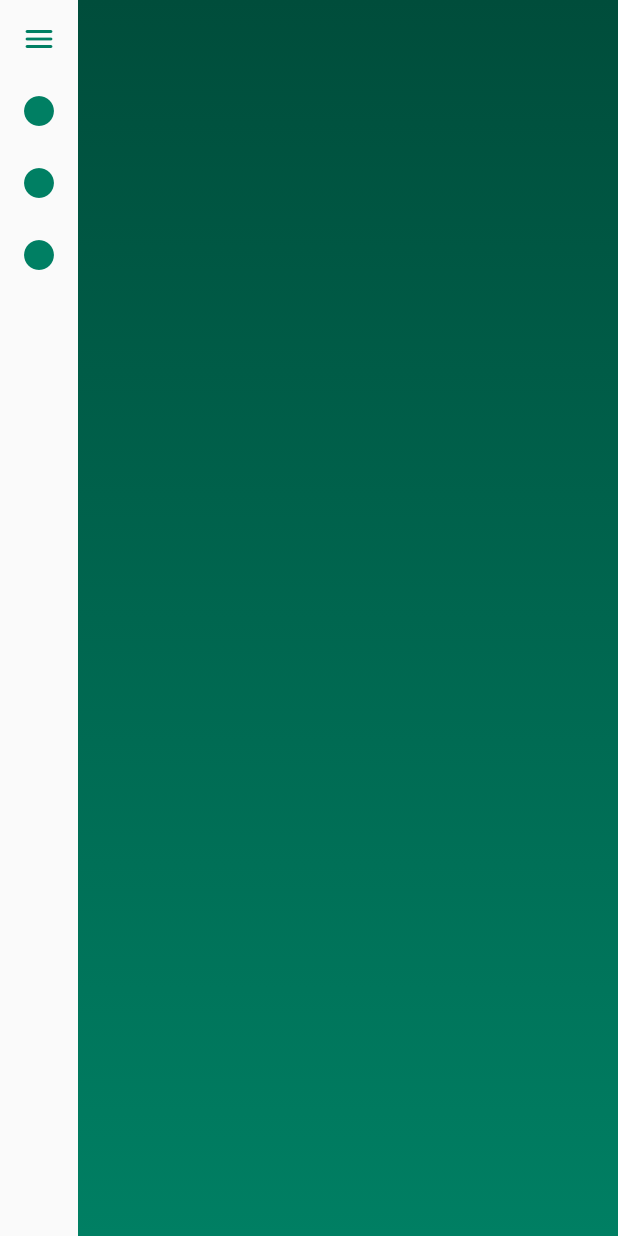
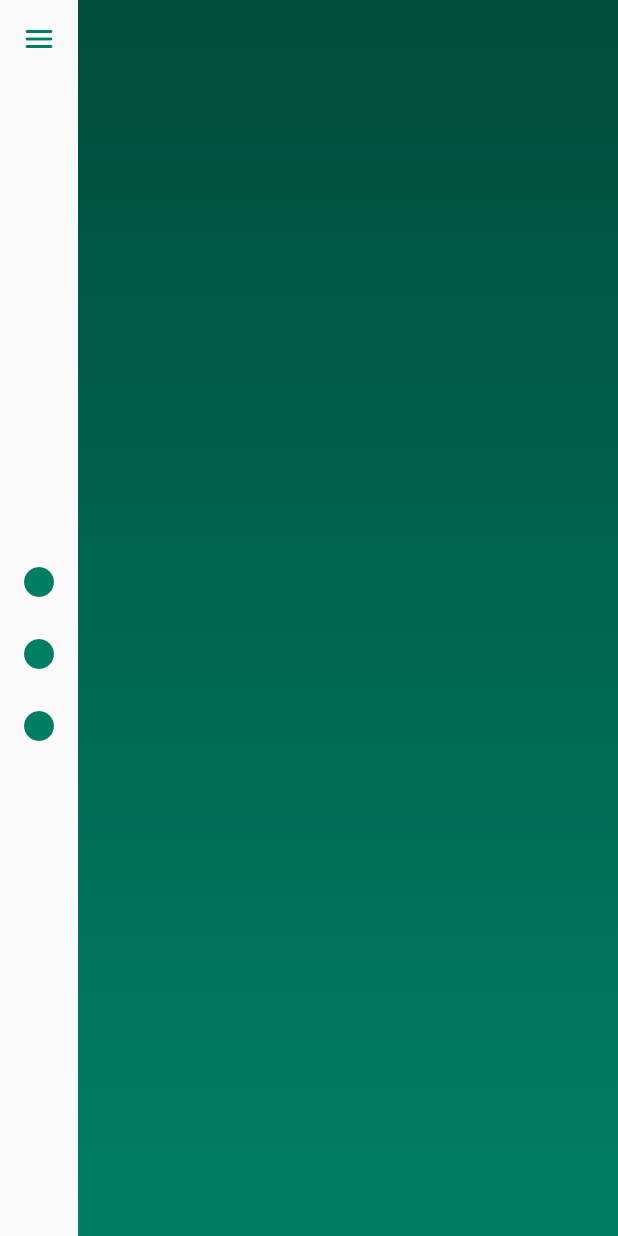
Before and after one commit to eliakimPaulino/alelo-page, a Flutter app: the screen it shows after launch, swiped to page 2, on a phone screen of 412 x 824 dp. Run offline on Flutter 3.47's test engine with Material 2 defaults, Android fonts, the phone set to English and light mode, and no system bars; our stand-ins replace google_fonts.

Commit message:
starts to create the full page section one with a scaffold body

```diff
--- a/lib/main.dart
+++ b/lib/main.dart
@@ -1,4 +1,5 @@
 import 'package:flutter/material.dart';
+import 'package:google_fonts/google_fonts.dart';
 
 import 'pages/home_page.dart';
 
@@ -15,6 +16,9 @@
       debugShowCheckedModeBanner: false,
       title: 'Flutter Demo',
       theme: ThemeData(
+        textTheme: GoogleFonts.nunitoSansTextTheme(
+          Theme.of(context).textTheme,
+        ),
         primarySwatch: Colors.orange,
       ),
       home: const HomePage(),
--- a/lib/pages/home_page.dart
+++ b/lib/pages/home_page.dart
@@ -1,4 +1,6 @@
 import 'package:flutter/material.dart';
+
+import '../sections/section_one.dart';
 
 class HomePage extends StatefulWidget {
   const HomePage({super.key});
@@ -26,7 +28,7 @@
               controller: _pageController,
               scrollDirection: Axis.vertical,
               children: const [
-                _Section(
+                SectionOne(
                   colorFromRGBO1: Color.fromRGBO(0, 127, 99, 1),
                   colorFromRGBO2: Color.fromRGBO(0, 77, 59, 1),
                 ),
@@ -59,37 +61,43 @@
     return Padding(
       padding: const EdgeInsets.all(2.0),
       child: Column(
-        mainAxisAlignment: MainAxisAlignment.start,
+        mainAxisAlignment: MainAxisAlignment.spaceBetween,
         children: [
           IconButton(
             onPressed: () {},
             icon: const Icon(Icons.menu_rounded,
                 color: Color.fromRGBO(0, 127, 99, 1)),
           ),
+          Column(
+            mainAxisAlignment: MainAxisAlignment.center,
+            children: [
               IconButton(
                 splashRadius: 16,
                 onPressed: () {
                   sectionClick(0);
                 },
-            icon:
-                const Icon(Icons.circle, color: Color.fromRGBO(0, 127, 99, 1)),
+                icon: const Icon(Icons.circle,
+                    color: Color.fromRGBO(0, 127, 99, 1)),
               ),
               IconButton(
                 splashRadius: 16,
                 onPressed: () {
                   sectionClick(1);
                 },
-            icon:
-                const Icon(Icons.circle, color: Color.fromRGBO(0, 127, 99, 1)),
+                icon: const Icon(Icons.circle,
+                    color: Color.fromRGBO(0, 127, 99, 1)),
               ),
               IconButton(
                 splashRadius: 16,
                 onPressed: () {
                   sectionClick(2);
                 },
-            icon:
-                const Icon(Icons.circle, color: Color.fromRGBO(0, 127, 99, 1)),
+                icon: const Icon(Icons.circle,
+                    color: Color.fromRGBO(0, 127, 99, 1)),
               ),
+            ],
+          ),
+          Container(),
         ],
       ),
     );
--- a/pubspec.yaml
+++ b/pubspec.yaml
@@ -34,6 +34,7 @@
   # The following adds the Cupertino Icons font to your application.
   # Use with the CupertinoIcons class for iOS style icons.
   cupertino_icons: ^1.0.2
+  google_fonts: ^3.0.1
 
 dev_dependencies:
   flutter_test:
```
Also changed, not shown: lib/sections/section_one.dart (+33 -0 lines), pubspec.lock. Lines whose indentation alone changed are shown as unchanged.
